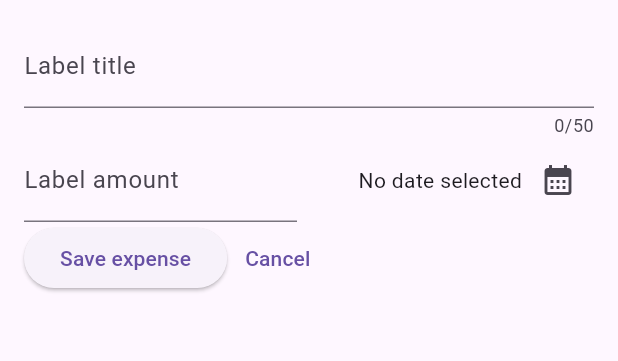
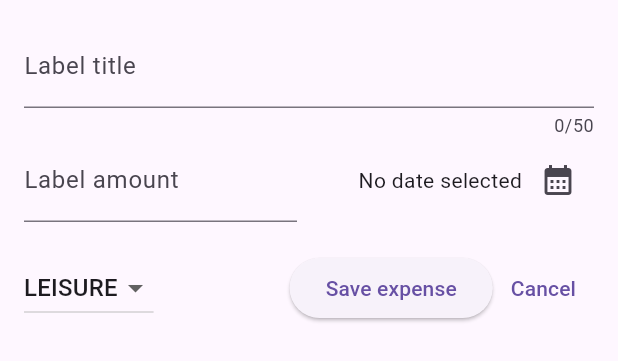
Before and after one commit to alvdev/mobile-apps, a Flutter app: the NewExpense widget shown alone on an empty page, opened directly, on a phone screen of 412 x 824 dp. Shown: the top 361 px of the screen. Run offline on Flutter 3.47's test engine with Material 2 defaults, Android fonts, the phone set to English and light mode, and no system bars; our stand-ins replace cloud_firestore, firebase_auth, firebase_core, font_awesome_flutter, google_fonts, google_sign_in and 2 more; accounts and stored records are empty.

Commit message:
feat: add category dropdown to overlay

```diff
--- a/expenses/lib/new_expense.dart
+++ b/expenses/lib/new_expense.dart
@@ -14,6 +14,7 @@ class _NewExpenseState extends State<NewExpense> {
   final _titleController = TextEditingController();
   final _amountController = TextEditingController();
   DateTime? _selectedDate;
+  Category _selectedCategory = Category.leisure;
 
   void _dayPicker() async {
     final now = DateTime.now();
@@ -82,8 +83,31 @@ class _NewExpenseState extends State<NewExpense> {
               ),
             ],
           ),
+          SizedBox(
+            height: 20,
+          ),
           Row(
             children: [
+              DropdownButton(
+                value: _selectedCategory,
+                items: Category.values
+                    .map(
+                      (category) => DropdownMenuItem(
+                        value: category,
+                        child: Text(
+                          category.name.toUpperCase(),
+                        ),
+                      ),
+                    )
+                    .toList(),
+                onChanged: (value) {
+                  if (value == null) return;
+                  setState(() {
+                    _selectedCategory = value;
+                  });
+                },
+              ),
+              const Spacer(),
               ElevatedButton(
                 onPressed: () {
                   print(_titleController);
```
